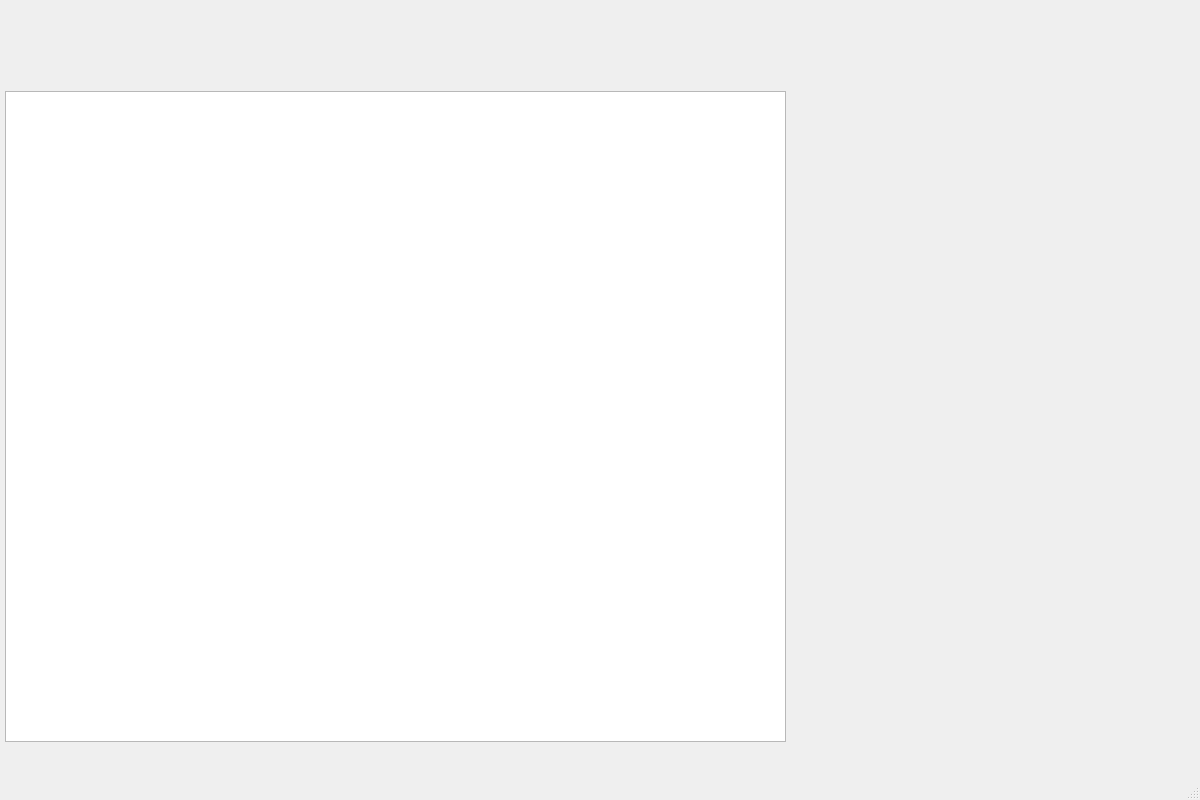
Old version of the form ui/loadcsv.ui in the repository iaouihou/Emotion_analysis-LSTM.
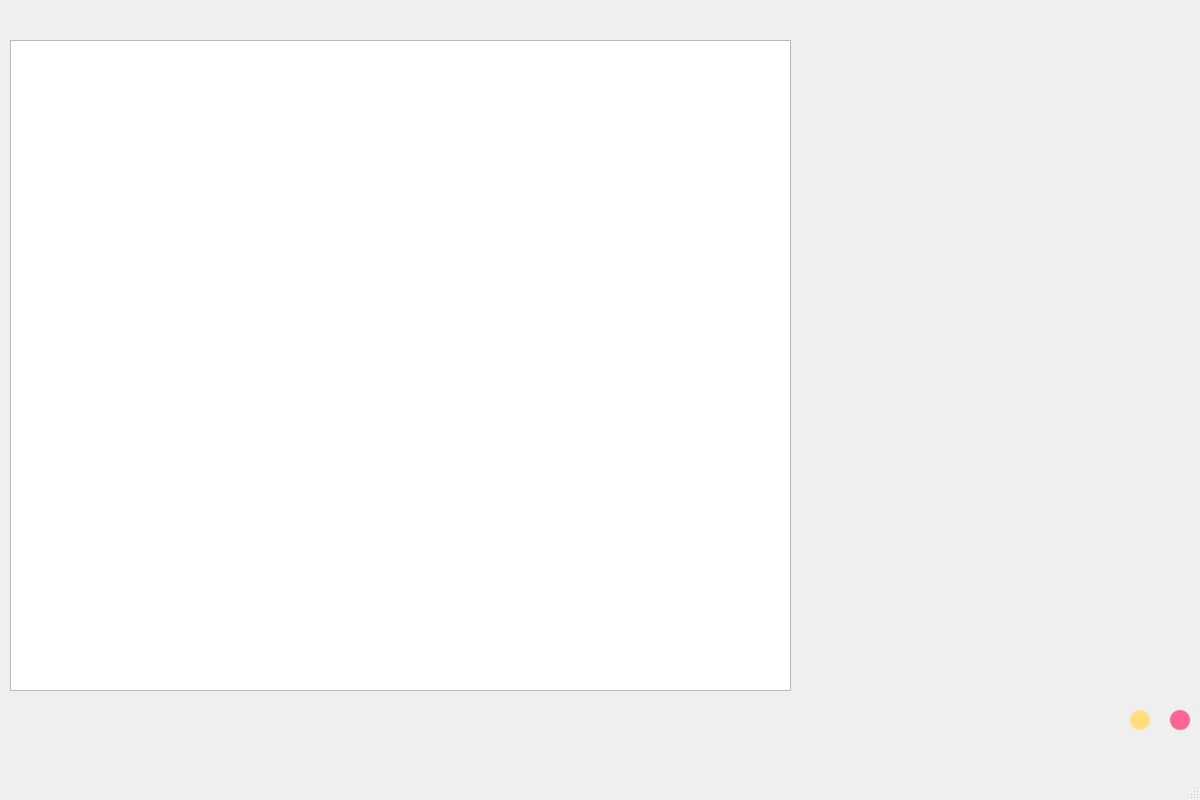
New version of the form.

Patch:
```diff
--- a/ui/loadcsv.ui
+++ b/ui/loadcsv.ui
@@ -17,8 +17,8 @@
    <widget class="QTableWidget" name="table_widget">
     <property name="geometry">
      <rect>
-      <x>5</x>
-      <y>91</y>
+      <x>10</x>
+      <y>40</y>
       <width>781</width>
       <height>651</height>
      </rect>
@@ -34,6 +34,103 @@
      </rect>
     </property>
    </widget>
+   <widget class="QPushButton" name="hidden_pushButton">
+    <property name="geometry">
+     <rect>
+      <x>1130</x>
+      <y>710</y>
+      <width>20</width>
+      <height>20</height>
+     </rect>
+    </property>
+    <property name="sizePolicy">
+     <sizepolicy hsizetype="Fixed" vsizetype="Fixed">
+      <horstretch>0</horstretch>
+      <verstretch>0</verstretch>
+     </sizepolicy>
+    </property>
+    <property name="minimumSize">
+     <size>
+      <width>20</width>
+      <height>20</height>
+     </size>
+    </property>
+    <property name="maximumSize">
+     <size>
+      <width>20</width>
+      <height>20</height>
+     </size>
+    </property>
+    <property name="baseSize">
+     <size>
+      <width>0</width>
+      <height>0</height>
+     </size>
+    </property>
+    <property name="styleSheet">
+     <string notr="true">QPushButton
+{
+background:#FFDF80;
+border-radius:10px;
+}
+QPushButton:hover
+{
+background:#FFC105;
+}
+
+</string>
+    </property>
+    <property name="text">
+     <string/>
+    </property>
+   </widget>
+   <widget class="QPushButton" name="close_pushButton">
+    <property name="enabled">
+     <bool>true</bool>
+    </property>
+    <property name="geometry">
+     <rect>
+      <x>1170</x>
+      <y>710</y>
+      <width>20</width>
+      <height>20</height>
+     </rect>
+    </property>
+    <property name="sizePolicy">
+     <sizepolicy hsizetype="Fixed" vsizetype="Fixed">
+      <horstretch>0</horstretch>
+      <verstretch>0</verstretch>
+     </sizepolicy>
+    </property>
+    <property name="minimumSize">
+     <size>
+      <width>20</width>
+      <height>20</height>
+     </size>
+    </property>
+    <property name="maximumSize">
+     <size>
+      <width>20</width>
+      <height>20</height>
+     </size>
+    </property>
+    <property name="styleSheet">
+     <string notr="true">QPushButton
+{
+background:#FF6694;
+border-radius:10px;
+}
+QPushButton:hover
+{
+background:#FF0000;
+}
+
+</string>
+    </property>
+    <property name="text">
+     <string/>
+    </property>
+   </widget>
   </widget>
   <widget class="QMenuBar" name="menubar">
    <property name="geometry">
```
